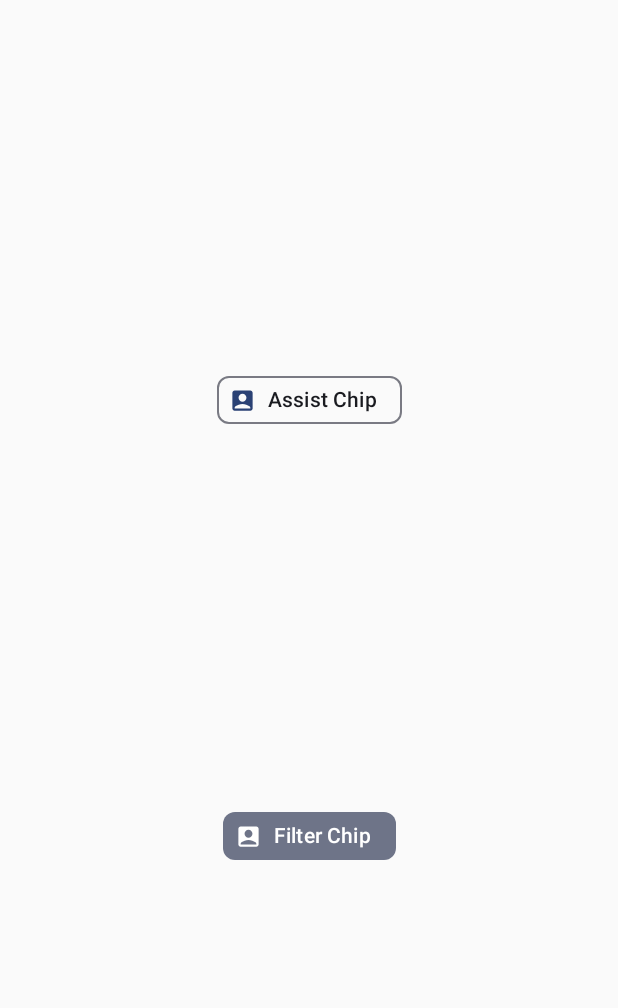
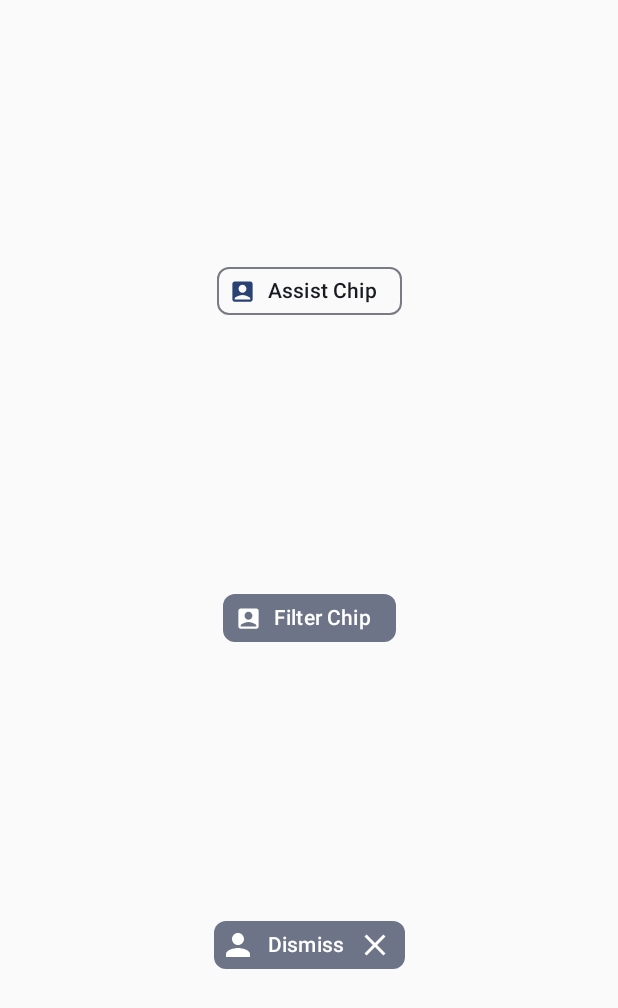
Before and after one commit to laysharenatta/workclass, an Android app built with Jetpack Compose: the ComponentsScreen screen opened through its navigation route, after a tap on "Filter Chip", on a phone screen of 412 x 824 dp. Shown: the top 1008 px of the screen. Run offline under Robolectric (Android 15) with nearby library versions, the phone set to English and light mode, and no system bars.

Commit message:
Added the code of the fifth video: Jetpack Compose Components Chips part 2

```diff
--- a/app/src/main/java/com/example/workclassren/ui/screens/ComponentsScreen.kt
+++ b/app/src/main/java/com/example/workclassren/ui/screens/ComponentsScreen.kt
@@ -9,6 +9,8 @@ import androidx.compose.foundation.layout.width
 import androidx.compose.material.icons.Icons
 import androidx.compose.material.icons.filled.AccountBox
 import androidx.compose.material.icons.filled.Add
+import androidx.compose.material.icons.filled.Close
+import androidx.compose.material.icons.filled.Person
 import androidx.compose.material3.AssistChip
 import androidx.compose.material3.AssistChipDefaults
 import androidx.compose.material3.Button
@@ -19,6 +21,8 @@ import androidx.compose.material3.FilledTonalButton
 import androidx.compose.material3.FilterChip
 import androidx.compose.material3.FloatingActionButton
 import androidx.compose.material3.Icon
+import androidx.compose.material3.InputChip
+import androidx.compose.material3.InputChipDefaults
 import androidx.compose.material3.LargeFloatingActionButton
 import androidx.compose.material3.LinearProgressIndicator
 import androidx.compose.material3.OutlinedButton
@@ -155,4 +159,39 @@ var selected by remember { mutableStateOf(false)}
 
     } else {
         null
-            }   ) }}
+            }   )
+    InputChipExample("Dismiss",{})
+    }}
+
+@Composable
+fun InputChipExample(
+    text: String,
+    onDismiss: () -> Unit
+){
+    var enabled by remember { mutableStateOf(true) }
+    if (!enabled) return
+
+    InputChip(
+        label = {Text(text)},
+        selected = enabled,
+        onClick = {
+            onDismiss()
+           enabled= !enabled
+        },
+        avatar = {
+            Icon(
+                Icons.Filled.Person,
+                contentDescription = "Icon Person",
+                Modifier.size(InputChipDefaults.AvatarSize)
+            )
+        },
+        trailingIcon ={
+            Icon(
+                Icons.Filled.Close,
+                contentDescription = "Icon Person",
+                Modifier.size(InputChipDefaults.AvatarSize)
+            )
+        }
+    )
+
+}
```
